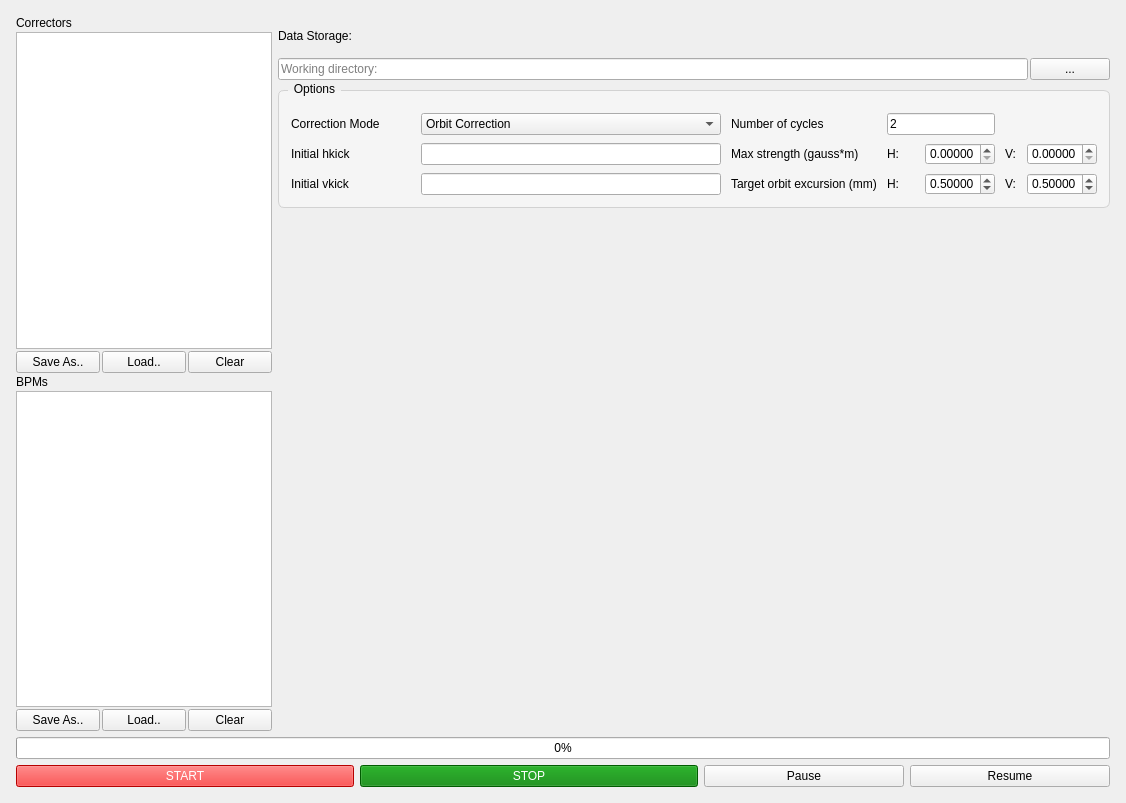
Before: the Qt Designer form UI files/SysID_GUI.ui in wiktoria-malek/flight-simulator, drawn with Qt 5.
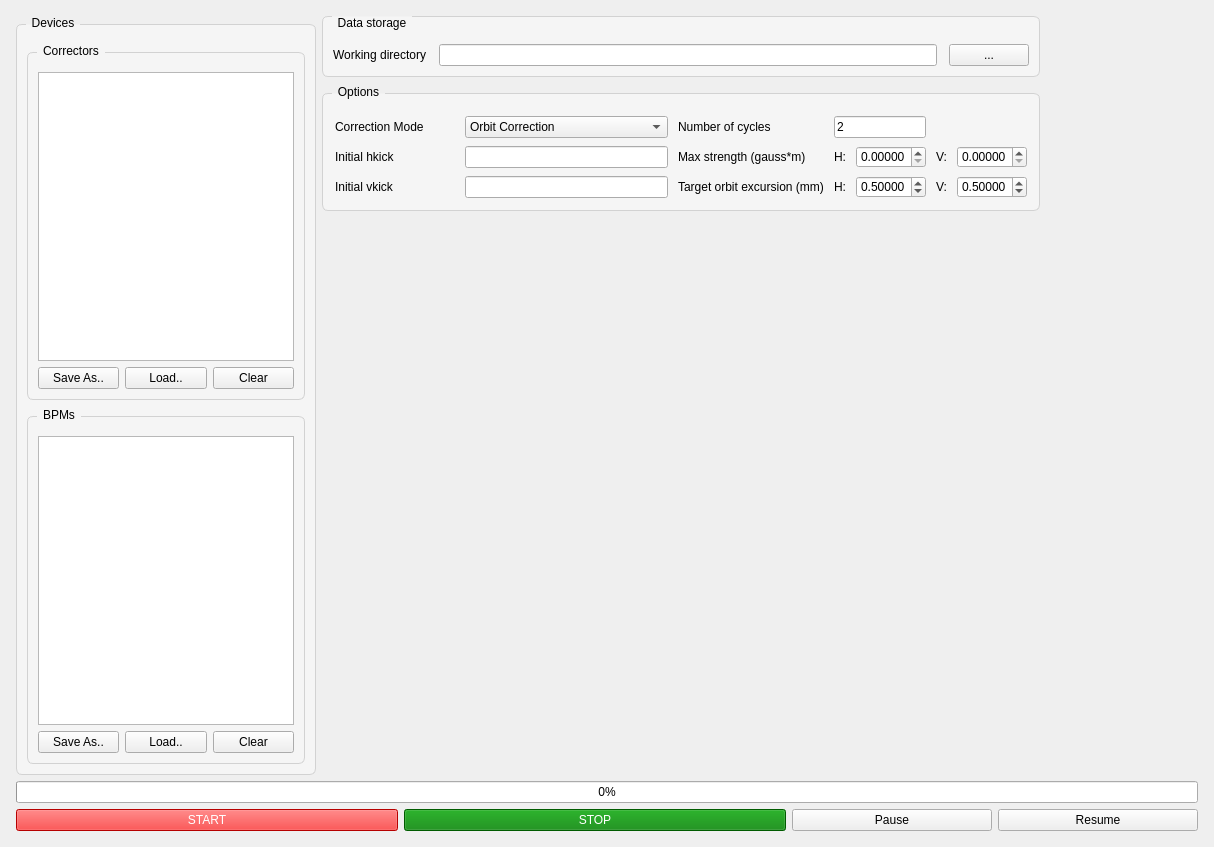
After: the same form once the commit is applied.

Commit message: Improved start/stop messages in the EM GUI, implemented clear plots functionality, added a log console, and implemented a function to retrieve the S positions of elements from all interfaces for display in the GUI (if unavailable, S is not shown), implemented pause/resume functionality, updated GUIs layouts.

```diff
--- a/UI files/SysID_GUI.ui
+++ b/UI files/SysID_GUI.ui
@@ -6,8 +6,8 @@
    <rect>
     <x>0</x>
     <y>0</y>
-    <width>1126</width>
-    <height>803</height>
+    <width>1214</width>
+    <height>847</height>
    </rect>
   </property>
   <property name="windowTitle">
@@ -35,24 +35,75 @@
       <item>
        <layout class="QHBoxLayout" name="horizontal_layout">
         <item>
+         <widget class="QGroupBox" name="devicesGroup">
+          <property name="styleSheet">
+           <string notr="true">QGroupBox#devicesGroup {
+    background-color: rgb(245, 245, 245);
+    border: 1px solid rgb(210, 210, 210);
+    border-radius: 6px;
+    margin-top: 8px;
+    padding-top: 6px;
+}
+QGroupBox#devicesGroup::title {
+    subcontrol-origin: margin;
+    left: 10px;
+    padding: 0 4px 0 4px;
+}</string>
+          </property>
+          <property name="title">
+           <string>Devices</string>
+          </property>
          <layout class="QVBoxLayout" name="left_layout">
           <property name="spacing">
-           <number>2</number>
-          </property>
-          <property name="sizeConstraint">
-           <enum>QLayout::SetDefaultConstraint</enum>
-          </property>
+            <number>8</number>
+           </property>
+           <property name="leftMargin">
+            <number>8</number>
+           </property>
+           <property name="topMargin">
+            <number>8</number>
+           </property>
+           <property name="rightMargin">
+            <number>8</number>
+           </property>
+           <property name="bottomMargin">
+            <number>8</number>
+           </property>
           <item>
-           <layout class="QHBoxLayout" name="correctors_header_layout">
-            <item>
-             <widget class="QLabel" name="correctors_label">
-              <property name="text">
+            <widget class="QGroupBox" name="correctorsGroup">
+             <property name="styleSheet">
+              <string notr="true">QGroupBox#correctorsGroup {
+    background-color: rgb(245, 245, 245);
+    border: 1px solid rgb(210, 210, 210);
+    border-radius: 6px;
+    margin-top: 8px;
+    padding-top: 6px;
+}
+QGroupBox#correctorsGroup::title {
+    subcontrol-origin: margin;
+    left: 10px;
+    padding: 0 4px 0 4px;
+}</string>
+             </property>
+             <property name="title">
                <string>Correctors</string>
               </property>
-             </widget>
-            </item>
-           </layout>
-          </item>
+             <layout class="QVBoxLayout" name="correctors_group_vbox">
+              <property name="spacing">
+               <number>6</number>
+              </property>
+              <property name="leftMargin">
+               <number>8</number>
+              </property>
+              <property name="topMargin">
+               <number>8</number>
+              </property>
+              <property name="rightMargin">
+               <number>8</number>
+              </property>
+              <property name="bottomMargin">
+               <number>8</number>
+              </property>
           <item>
            <widget class="QListWidget" name="correctors_list">
             <property name="sizePolicy">
@@ -91,17 +142,44 @@
             </item>
            </layout>
           </item>
+             </layout>
+            </widget>
+           </item>
           <item>
-           <layout class="QHBoxLayout" name="bpms_header_layout">
-            <item>
-             <widget class="QLabel" name="bpms_label">
-              <property name="text">
+            <widget class="QGroupBox" name="bpmsGroup">
+             <property name="styleSheet">
+              <string notr="true">QGroupBox#bpmsGroup {
+    background-color: rgb(245, 245, 245);
+    border: 1px solid rgb(210, 210, 210);
+    border-radius: 6px;
+    margin-top: 8px;
+    padding-top: 6px;
+}
+QGroupBox#bpmsGroup::title {
+    subcontrol-origin: margin;
+    left: 10px;
+    padding: 0 4px 0 4px;
+}</string>
+             </property>
+             <property name="title">
                <string>BPMs</string>
               </property>
-             </widget>
-            </item>
-           </layout>
-          </item>
+             <layout class="QVBoxLayout" name="bpms_group_vbox">
+              <property name="spacing">
+               <number>6</number>
+              </property>
+              <property name="leftMargin">
+               <number>8</number>
+              </property>
+              <property name="topMargin">
+               <number>8</number>
+              </property>
+              <property name="rightMargin">
+               <number>8</number>
+              </property>
+              <property name="bottomMargin">
+               <number>8</number>
+              </property>
           <item>
            <widget class="QListWidget" name="bpms_list">
             <property name="sizePolicy">
@@ -141,6 +219,10 @@
            </layout>
           </item>
          </layout>
+            </widget>
+           </item>
+          </layout>
+         </widget>
         </item>
         <item>
          <layout class="QVBoxLayout" name="right_layout">
@@ -148,73 +230,99 @@
            <number>2</number>
           </property>
           <item>
-           <layout class="QHBoxLayout" name="top_header_layout">
-            <item>
-             <widget class="QLabel" name="info_label">
-              <property name="sizePolicy">
-               <sizepolicy hsizetype="Preferred" vsizetype="Fixed">
-                <horstretch>0</horstretch>
-                <verstretch>0</verstretch>
-               </sizepolicy>
-              </property>
-              <property name="text">
-               <string>Data Storage:</string>
-              </property>
-             </widget>
-            </item>
+           <layout class="QHBoxLayout" name="topRowLayout">
+            <property name="spacing">
+             <number>8</number>
+            </property>
+            <property name="leftMargin">
+             <number>0</number>
+            </property>
+            <property name="topMargin">
+             <number>0</number>
+            </property>
+            <property name="rightMargin">
+             <number>0</number>
+            </property>
+            <property name="bottomMargin">
+             <number>0</number>
+            </property>
             <item>
-             <spacer name="top_header_spacer">
-              <property name="orientation">
-               <enum>Qt::Horizontal</enum>
+             <layout class="QVBoxLayout" name="topGroupsLayout">
+              <property name="spacing">
+               <number>8</number>
               </property>
-              <property name="sizeHint" stdset="0">
-               <size>
-                <width>80</width>
-                <height>20</height>
-               </size>
+              <property name="leftMargin">
+               <number>0</number>
               </property>
-             </spacer>
-            </item>
+              <property name="topMargin">
+               <number>0</number>
+              </property>
+              <property name="rightMargin">
+               <number>0</number>
+              </property>
+              <property name="bottomMargin">
+               <number>0</number>
+              </property>
             <item>
-             <widget class="QLabel" name="logo_label">
+               <widget class="QGroupBox" name="dataStorageGroup">
               <property name="sizePolicy">
-               <sizepolicy hsizetype="Fixed" vsizetype="Fixed">
+                 <sizepolicy hsizetype="Preferred" vsizetype="Maximum">
                 <horstretch>0</horstretch>
                 <verstretch>0</verstretch>
                </sizepolicy>
               </property>
-              <property name="minimumSize">
-               <size>
-                <width>120</width>
-                <height>40</height>
-               </size>
-              </property>
-              <property name="maximumSize">
-               <size>
-                <width>180</width>
-                <height>60</height>
-               </size>
-              </property>
-              <property name="text">
-               <string/>
-              </property>
-              <property name="alignment">
-               <set>Qt::AlignRight|Qt::AlignTop|Qt::AlignTrailing</set>
-              </property>
-             </widget>
-            </item>
-           </layout>
-          </item>
+                <property name="styleSheet">
+                 <string notr="true">QGroupBox#dataStorageGroup {
+    background-color: rgb(245, 245, 245);
+    border: 1px solid rgb(210, 210, 210);
+    border-radius: 6px;
+    margin-top: 0px;
+    padding-top: 6px;
+}
+QGroupBox#dataStorageGroup::title {
+    subcontrol-origin: margin;
+    left: 10px;
+    padding: 0 4px 0 4px;
+}</string>
+                </property>
+                <property name="title">
+                 <string>Data storage</string>
+                </property>
+                <layout class="QVBoxLayout" name="dataStorageVBox">
+                 <property name="spacing">
+                  <number>8</number>
+                 </property>
+                 <property name="leftMargin">
+                  <number>8</number>
+                 </property>
+                 <property name="topMargin">
+                  <number>8</number>
+                 </property>
+                 <property name="rightMargin">
+                  <number>8</number>
+                 </property>
+                 <property name="bottomMargin">
+                  <number>8</number>
+                 </property>
           <item>
-           <layout class="QHBoxLayout" name="working_directory_layout">
-            <item>
-             <widget class="QLineEdit" name="working_directory_input">
-              <property name="placeholderText">
-               <string>Working directory:</string>
-              </property>
-             </widget>
-            </item>
-            <item>
+                  <layout class="QGridLayout" name="gridActions">
+                   <property name="horizontalSpacing">
+                    <number>12</number>
+                   </property>
+                   <property name="verticalSpacing">
+                    <number>6</number>
+                   </property>
+                   <item row="0" column="0">
+                    <widget class="QLabel" name="label_working_directory">
+                     <property name="text">
+                      <string>Working directory</string>
+                     </property>
+                    </widget>
+                   </item>
+                   <item row="0" column="1">
+                    <widget class="QLineEdit" name="working_directory_input"/>
+                   </item>
+                   <item row="0" column="2">
              <widget class="QPushButton" name="working_directory_dialog">
               <property name="text">
                <string>...</string>
@@ -223,10 +331,16 @@
             </item>
            </layout>
           </item>
+                </layout>
+               </widget>
+              </item>
           <item>
            <widget class="QGroupBox" name="options_groupbox">
-            <property name="title">
-             <string>Options</string>
+                <property name="sizePolicy">
+                 <sizepolicy hsizetype="Preferred" vsizetype="Maximum">
+                  <horstretch>0</horstretch>
+                  <verstretch>0</verstretch>
+                 </sizepolicy>
             </property>
             <property name="styleSheet">
              <string notr="true">QGroupBox {
@@ -242,6 +356,9 @@
     padding: 0 4px 0 4px;
 }</string>
             </property>
+                <property name="title">
+                 <string>Options</string>
+                </property>
             <layout class="QGridLayout" name="options_grid">
              <property name="leftMargin">
               <number>12</number>
@@ -380,6 +497,12 @@
              </item>
              <item row="1" column="3">
               <widget class="QLabel" name="horizontal_current_label">
+                   <property name="sizePolicy">
+                    <sizepolicy hsizetype="Fixed" vsizetype="Fixed">
+                     <horstretch>0</horstretch>
+                     <verstretch>0</verstretch>
+                    </sizepolicy>
+                   </property>
                <property name="text">
                 <string>H:</string>
                </property>
@@ -406,6 +529,12 @@
              </item>
              <item row="1" column="5">
               <widget class="QLabel" name="vertical_current_label">
+                   <property name="sizePolicy">
+                    <sizepolicy hsizetype="Fixed" vsizetype="Fixed">
+                     <horstretch>0</horstretch>
+                     <verstretch>0</verstretch>
+                    </sizepolicy>
+                   </property>
                <property name="text">
                 <string>V:</string>
                </property>
@@ -526,6 +655,54 @@
              </item>
             </layout>
            </widget>
+              </item>
+             </layout>
+            </item>
+            <item alignment="Qt::AlignRight|Qt::AlignTop">
+             <widget class="QLabel" name="logo_label">
+              <property name="sizePolicy">
+               <sizepolicy hsizetype="Maximum" vsizetype="Maximum">
+                <horstretch>0</horstretch>
+                <verstretch>0</verstretch>
+               </sizepolicy>
+              </property>
+              <property name="minimumSize">
+               <size>
+                <width>150</width>
+                <height>90</height>
+               </size>
+              </property>
+              <property name="maximumSize">
+               <size>
+                <width>220</width>
+                <height>120</height>
+               </size>
+              </property>
+              <property name="text">
+               <string/>
+              </property>
+              <property name="alignment">
+               <set>Qt::AlignRight|Qt::AlignTop|Qt::AlignTrailing</set>
+              </property>
+             </widget>
+            </item>
+           </layout>
+          </item>
+          <item>
+           <spacer name="verticalSpacer">
+            <property name="orientation">
+             <enum>Qt::Vertical</enum>
+            </property>
+            <property name="sizeType">
+             <enum>QSizePolicy::Fixed</enum>
+            </property>
+            <property name="sizeHint" stdset="0">
+             <size>
+              <width>20</width>
+              <height>40</height>
+             </size>
+            </property>
+           </spacer>
           </item>
           <item>
            <widget class="QWidget" name="plot_widget" native="true">
```
Lines whose indentation alone changed are shown as unchanged. The commit also changes 15 other files.
